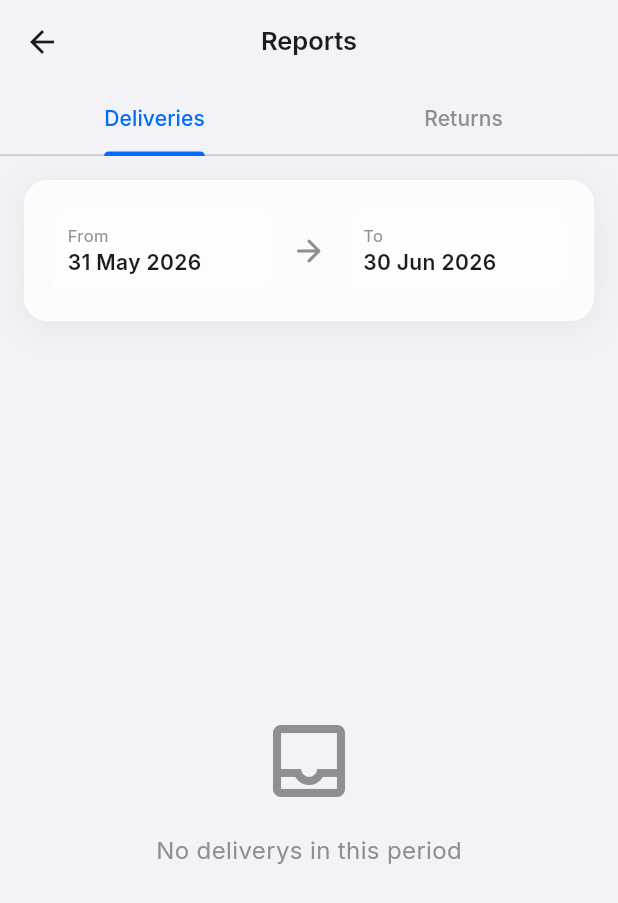
After one commit to alin262/manorama_delivery, a Flutter app: the ReportsScreen screen opened directly, on a phone screen of 412 x 824 dp. The commit adds this screen. Shown: the top 903 px of the screen. Run offline on Flutter 3.47's test engine with Material 3 defaults, Android fonts, the phone set to English and light mode, and no system bars; our stand-ins replace cloud_firestore, firebase_auth, firebase_core, flutter_riverpod, google_fonts; accounts and stored records are empty.

Commit message:
Reports screen complete with date range filter

```diff
--- a/lib/providers/providers.dart
+++ b/lib/providers/providers.dart
@@ -6,9 +6,44 @@ import '../models/delivery.dart';
 import '../services/firestore_service.dart';
 
 
+class DeliveryQuery {
+  final String shopId;
+  final String type;
+  const DeliveryQuery({required this.shopId, required this.type});
+
+  @override
+  bool operator ==(Object other) =>
+      other is DeliveryQuery && other.shopId == shopId && other.type == type;
+
+  @override
+  int get hashCode => Object.hash(shopId, type);
+}
+
 final firestoreServiceProvider = Provider<FirestoreService>((ref) {
   return FirestoreService();
 });
+
+// Add this class
+class DateRangeQuery {
+  final DateTime start;
+  final DateTime end;
+  final String type;
+  const DateRangeQuery({
+    required this.start,
+    required this.end,
+    required this.type,
+  });
+
+  @override
+  bool operator ==(Object other) =>
+      other is DateRangeQuery &&
+      other.start == start &&
+      other.end == end &&
+      other.type == type;
+
+  @override
+  int get hashCode => Object.hash(start, end, type);
+}
 
 
 
@@ -34,21 +69,7 @@ final selectedShopIdProvider = StateProvider<String?>((ref) => null);
 
 final selectedTypeProvider = StateProvider<String>((ref) => 'delivery');
 
-// Add this class at the top of providers.dart
-class DeliveryQuery {
-  final String shopId;
-  final String type;
-  const DeliveryQuery({required this.shopId, required this.type});
 
-  @override
-  bool operator ==(Object other) =>
-      other is DeliveryQuery && other.shopId == shopId && other.type == type;
-
-  @override
-  int get hashCode => Object.hash(shopId, type);
-}
-
-// Replace deliveriesProvider with this
 final deliveriesProvider = StreamProvider.family<List<Delivery>, DeliveryQuery>((ref, query) {
   return ref.watch(firestoreServiceProvider).getDeliveries(
     query.shopId,
@@ -59,12 +80,13 @@ final deliveriesProvider = StreamProvider.family<List<Delivery>, DeliveryQuery>(
 final startDateProvider = StateProvider<DateTime?>((ref) => null);
 final endDateProvider = StateProvider<DateTime?>((ref) => null);
 
-final deliveriesByDateRangeProvider = StreamProvider.family<List<Delivery>, Map<String, dynamic>>((ref, params) {
+final deliveriesByDateRangeProvider =
+    StreamProvider.family<List<Delivery>, DateRangeQuery>((ref, query) {
   return ref.watch(firestoreServiceProvider).getDeliveriesByDateRange(
-    params['start'] as DateTime,
-    params['end'] as DateTime,
-    params['type'] as String,
-  );
+        query.start,
+        query.end,
+        query.type,
+      );
 });
 
 final syncStatusProvider = StateProvider<String>((ref) => 'idle');
--- /dev/null
+++ b/lib/screens/reports_screen.dart
@@ -0,0 +1,330 @@
+import 'package:flutter/material.dart';
+import 'package:flutter_riverpod/flutter_riverpod.dart';
+import 'package:google_fonts/google_fonts.dart';
+import 'package:intl/intl.dart';
+import '../providers/providers.dart';
+import '../utils/app_theme.dart';
+import '../models/delivery.dart';
+
+class ReportsScreen extends ConsumerStatefulWidget {
+  const ReportsScreen({super.key});
+
+  @override
+  ConsumerState<ReportsScreen> createState() => _ReportsScreenState();
+}
+
+class _ReportsScreenState extends ConsumerState<ReportsScreen>
+    with SingleTickerProviderStateMixin {
+  late TabController _tabController;
+  DateTime _startDate = DateTime.now().subtract(const Duration(days: 30));
+  DateTime _endDate = DateTime.now();
+
+  @override
+  void initState() {
+    super.initState();
+    _tabController = TabController(length: 2, vsync: this);
+  }
+
+  @override
+  void dispose() {
+    _tabController.dispose();
+    super.dispose();
+  }
+
+  Future<void> _pickStartDate() async {
+    final picked = await showDatePicker(
+      context: context,
+      initialDate: _startDate,
+      firstDate: DateTime(2020),
+      lastDate: DateTime.now(),
+    );
+    if (picked != null) setState(() => _startDate = picked);
+  }
+
+  Future<void> _pickEndDate() async {
+    final picked = await showDatePicker(
+      context: context,
+      initialDate: _endDate,
+      firstDate: DateTime(2020),
+      lastDate: DateTime.now(),
+    );
+    if (picked != null) setState(() => _endDate = picked);
+  }
+
+  @override
+  Widget build(BuildContext context) {
+    return Scaffold(
+      appBar: AppBar(
+        title: const Text('Reports'),
+        bottom: TabBar(
+          controller: _tabController,
+          tabs: const [
+            Tab(text: 'Deliveries'),
+            Tab(text: 'Returns'),
+          ],
+          indicatorColor: AppTheme.primary,
+          labelColor: AppTheme.primary,
+          unselectedLabelColor: AppTheme.textSecondary,
+        ),
+      ),
+      body: Column(
+        children: [
+          // Date range picker
+          Container(
+            margin: const EdgeInsets.all(16),
+            padding: const EdgeInsets.all(16),
+            decoration: AppTheme.glassDecoration(),
+            child: Row(
+              children: [
+                Expanded(
+                  child: GestureDetector(
+                    onTap: _pickStartDate,
+                    child: Container(
+                      padding: const EdgeInsets.all(12),
+                      decoration: BoxDecoration(
+                        color: Colors.white.withOpacity(0.6),
+                        borderRadius: BorderRadius.circular(12),
+                      ),
+                      child: Column(
+                        crossAxisAlignment: CrossAxisAlignment.start,
+                        children: [
+                          Text(
+                            'From',
+                            style: GoogleFonts.inter(
+                              fontSize: 11,
+                              color: AppTheme.textSecondary,
+                            ),
+                          ),
+                          Text(
+                            DateFormat('dd MMM yyyy').format(_startDate),
+                            style: GoogleFonts.inter(
+                              fontSize: 14,
+                              fontWeight: FontWeight.w600,
+                            ),
+                          ),
+                        ],
+                      ),
+                    ),
+                  ),
+                ),
+                const SizedBox(width: 12),
+                const Icon(Icons.arrow_forward_rounded,
+                    color: AppTheme.textSecondary),
+                const SizedBox(width: 12),
+                Expanded(
+                  child: GestureDetector(
+                    onTap: _pickEndDate,
+                    child: Container(
+                      padding: const EdgeInsets.all(12),
+                      decoration: BoxDecoration(
+                        color: Colors.white.withOpacity(0.6),
+                        borderRadius: BorderRadius.circular(12),
+                      ),
+                      child: Column(
+                        crossAxisAlignment: CrossAxisAlignment.start,
+                        children: [
+                          Text(
+                            'To',
+                            style: GoogleFonts.inter(
+                              fontSize: 11,
+                              color: AppTheme.textSecondary,
+                            ),
+                          ),
+                          Text(
+                            DateFormat('dd MMM yyyy').format(_endDate),
+                            style: GoogleFonts.inter(
+                              fontSize: 14,
+                              fontWeight: FontWeight.w600,
+                            ),
+                          ),
+                        ],
+                      ),
+                    ),
+                  ),
+                ),
+              ],
+            ),
+          ),
+
+          // Results
+          Expanded(
+            child: TabBarView(
+              controller: _tabController,
+              children: [
+                _buildReportList('delivery'),
+                _buildReportList('return'),
+              ],
+            ),
+          ),
+        ],
+      ),
+    );
+  }
+
+  Widget _buildReportList(String type) {
+    final deliveriesAsync = ref.watch(
+  deliveriesByDateRangeProvider(DateRangeQuery(
+    start: _startDate,
+    end: _endDate,
+    type: type,
+  )),
+);
+
+    return deliveriesAsync.when(
+      data: (deliveries) {
+        if (deliveries.isEmpty) {
+          return Center(
+            child: Column(
+              mainAxisAlignment: MainAxisAlignment.center,
+              children: [
+                Icon(Icons.inbox_outlined,
+                    size: 64, color: AppTheme.textSecondary),
+                const SizedBox(height: 16),
+                Text(
+                  'No ${type}s in this period',
+                  style: GoogleFonts.inter(
+                    fontSize: 16,
+                    color: AppTheme.textSecondary,
+                  ),
+                ),
+              ],
+            ),
+          );
+        }
+
+        // Total quantity
+        final total =
+            deliveries.fold<int>(0, (sum, d) => sum + d.quantity);
+
+        return Column(
+          children: [
+            // Summary card
+            Container(
+              margin: const EdgeInsets.symmetric(horizontal: 16),
+              padding: const EdgeInsets.all(16),
+              decoration: AppTheme.glassDecoration(
+                color: AppTheme.primary.withOpacity(0.05),
+              ),
+              child: Row(
+                mainAxisAlignment: MainAxisAlignment.spaceBetween,
+                children: [
+                  Text(
+                    '${deliveries.length} entries',
+                    style: GoogleFonts.inter(
+                      fontSize: 14,
+                      color: AppTheme.textSecondary,
+                    ),
+                  ),
+                  Text(
+                    'Total: $total copies',
+                    style: GoogleFonts.inter(
+                      fontSize: 15,
+                      fontWeight: FontWeight.w700,
+                      color: AppTheme.primary,
+                    ),
+                  ),
+                ],
+              ),
+            ),
+            const SizedBox(height: 12),
+
+            // List
+            Expanded(
+              child: ListView.builder(
+                padding: const EdgeInsets.symmetric(horizontal: 16),
+                itemCount: deliveries.length,
+                itemBuilder: (context, index) {
+                  final d = deliveries[index];
+                  return _buildReportCard(d);
+                },
+              ),
+            ),
+          ],
+        );
+      },
+      loading: () =>
+          const Center(child: CircularProgressIndicator()),
+      error: (e, _) => Center(child: Text('Error: $e')),
+    );
+  }
+
+  Widget _buildReportCard(Delivery delivery) {
+    return Container(
+      margin: const EdgeInsets.only(bottom: 10),
+      padding: const EdgeInsets.all(16),
+      decoration: AppTheme.glassDecoration(),
+      child: Row(
+        children: [
+          Container(
+            width: 44,
+            height: 44,
+            decoration: BoxDecoration(
+              color: AppTheme.primary.withOpacity(0.1),
+              borderRadius: BorderRadius.circular(12),
+            ),
+            child: const Icon(Icons.menu_book_rounded,
+                color: AppTheme.primary, size: 22),
+          ),
+          const SizedBox(width: 12),
+          Expanded(
+            child: Column(
+              crossAxisAlignment: CrossAxisAlignment.start,
+              children: [
+                Text(
+                  delivery.bookName,
+                  style: GoogleFonts.inter(
+                    fontSize: 15,
+                    fontWeight: FontWeight.w600,
+                  ),
+                ),
+                Text(
+                  delivery.shopName,
+                  style: GoogleFonts.inter(
+                    fontSize: 13,
+                    color: AppTheme.textSecondary,
+                  ),
+                ),
+                Text(
+                  'Issue: ${DateFormat('dd MMM yyyy').format(delivery.issueDate)}',
+                  style: GoogleFonts.inter(
+                    fontSize: 12,
+                    color: AppTheme.textSecondary,
+                  ),
+                ),
+              ],
+            ),
+          ),
+          Column(
+            crossAxisAlignment: CrossAxisAlignment.end,
+            children: [
+              Container(
+                padding: const EdgeInsets.symmetric(
+                    horizontal: 12, vertical: 4),
+                decoration: BoxDecoration(
+                  color: AppTheme.primary.withOpacity(0.1),
+                  borderRadius: BorderRadius.circular(20),
+                ),
+                child: Text(
+                  'Qty: ${delivery.quantity}',
+                  style: GoogleFonts.inter(
+                    fontSize: 13,
+                    fontWeight: FontWeight.w600,
+                    color: AppTheme.primary,
+                  ),
+                ),
+              ),
+              const SizedBox(height: 4),
+              Text(
+                DateFormat('dd MMM').format(delivery.deliveryDate),
+                style: GoogleFonts.inter(
+                  fontSize: 12,
+                  color: AppTheme.textSecondary,
+                ),
+              ),
+            ],
+          ),
+        ],
+      ),
+    );
+  }
+}
```
Also changed, not shown: lib/screens/home_screen.dart (+8 -1 lines).
